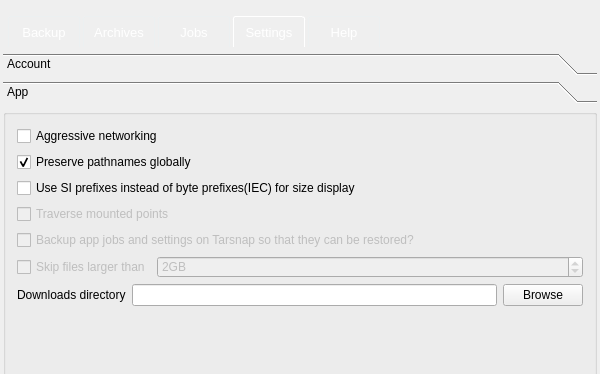
The window that forms/mainwindow.ui (Tarsnap/tarsnap-gui) describes before a commit, drawn with Qt 5; both pictures show x 0 to 600 and y 0 to 374 of the 600 by 715 pixel window.
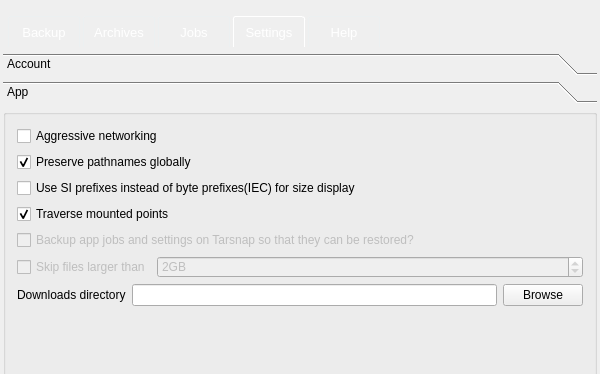
The same window after the commit. The open tabs and pages were chosen to show the change. Icons and pictures are not drawn. Custom widgets are drawn as their Qt base class.

```diff
--- a/forms/mainwindow.ui
+++ b/forms/mainwindow.ui
@@ -1284,8 +1284,8 @@
                <rect>
                 <x>0</x>
                 <y>0</y>
-                <width>484</width>
-                <height>222</height>
+                <width>594</width>
+                <height>443</height>
                </rect>
               </property>
               <attribute name="label">
@@ -1338,13 +1338,16 @@
                    </widget>
                   </item>
                   <item>
-                   <widget class="QCheckBox" name="checkBox_2">
-                    <property name="enabled">
-                     <bool>false</bool>
+                   <widget class="QCheckBox" name="traverseMountCheckBox">
+                    <property name="toolTip">
+                     <string>Cross mount points when creating archives</string>
                     </property>
                     <property name="text">
                      <string>Traverse mounted points</string>
                     </property>
+                    <property name="checked">
+                     <bool>true</bool>
+                    </property>
                    </widget>
                   </item>
                   <item>
```
